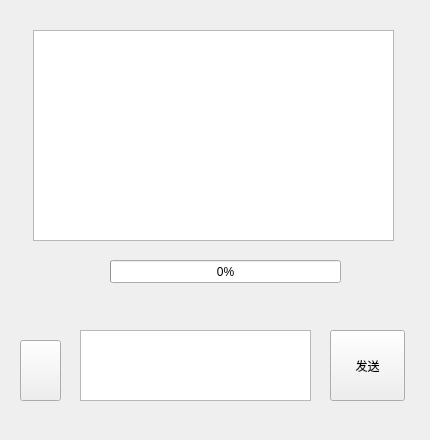
Old version of the form Qt source code/communicate.ui in the repository stan12138/Filer.
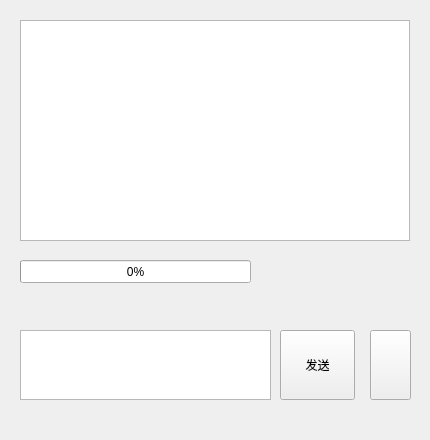
New version of the form. Icons and pictures are not drawn.

```diff
--- a/Qt source code/communicate.ui
+++ b/Qt source code/communicate.ui
@@ -21,10 +21,10 @@
   <widget class="QPushButton" name="send">
    <property name="geometry">
     <rect>
-     <x>330</x>
+     <x>280</x>
      <y>330</y>
      <width>75</width>
-     <height>71</height>
+     <height>70</height>
     </rect>
    </property>
    <property name="text">
@@ -34,20 +34,20 @@
   <widget class="QTextEdit" name="message_box">
    <property name="geometry">
     <rect>
-     <x>80</x>
+     <x>20</x>
      <y>330</y>
-     <width>231</width>
-     <height>71</height>
+     <width>251</width>
+     <height>70</height>
     </rect>
    </property>
   </widget>
   <widget class="QTextEdit" name="show">
    <property name="geometry">
     <rect>
-     <x>33</x>
-     <y>30</y>
-     <width>361</width>
-     <height>211</height>
+     <x>20</x>
+     <y>20</y>
+     <width>390</width>
+     <height>221</height>
     </rect>
    </property>
    <property name="readOnly">
@@ -57,10 +57,10 @@
   <widget class="QPushButton" name="choose_file">
    <property name="geometry">
     <rect>
-     <x>20</x>
-     <y>340</y>
+     <x>370</x>
+     <y>330</y>
      <width>41</width>
-     <height>61</height>
+     <height>70</height>
     </rect>
    </property>
    <property name="text">
@@ -80,7 +80,7 @@
   <widget class="QProgressBar" name="progress">
    <property name="geometry">
     <rect>
-     <x>110</x>
+     <x>20</x>
      <y>260</y>
      <width>231</width>
      <height>23</height>
```
Left out of the diff: 6 changed lines with no effect on the pictures.
